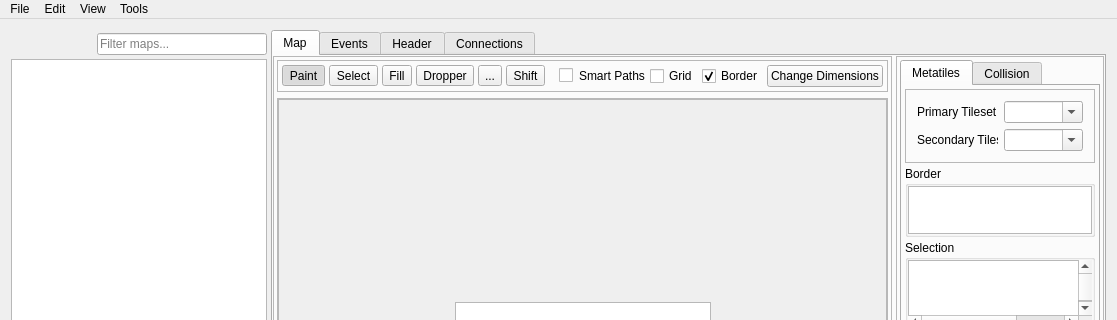
Above: forms/mainwindow.ui from huderlem/porymap before the change; both pictures show x 0 to 1117 and y 0 to 320 of the 1117 by 747 pixel window. Below: the same form after it.
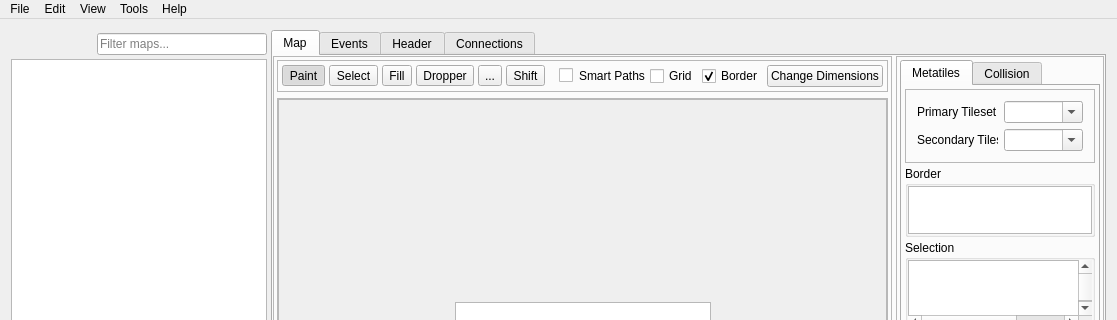
That is the form after the change. Icons and pictures are not drawn. Custom widgets are drawn as their Qt base class.

Commit message: Add 'About Porymap' window that contains useful information about the program

The edit to the form file:
```diff
--- a/forms/mainwindow.ui
+++ b/forms/mainwindow.ui
@@ -2604,10 +2604,17 @@
     <addaction name="action_NewMap"/>
     <addaction name="actionTileset_Editor"/>
    </widget>
+   <widget class="QMenu" name="menuHelp">
+    <property name="title">
+     <string>Help</string>
+    </property>
+    <addaction name="actionAbout_Porymap"/>
+   </widget>
    <addaction name="menuFile"/>
    <addaction name="menuEdit"/>
    <addaction name="menuView"/>
    <addaction name="menuTools"/>
+   <addaction name="menuHelp"/>
   </widget>
   <widget class="QStatusBar" name="statusBar"/>
   <action name="action_Save_Project">
```
Left out of the diff: 5 changed lines with no effect on the pictures. The commit also changes 7 other files.
